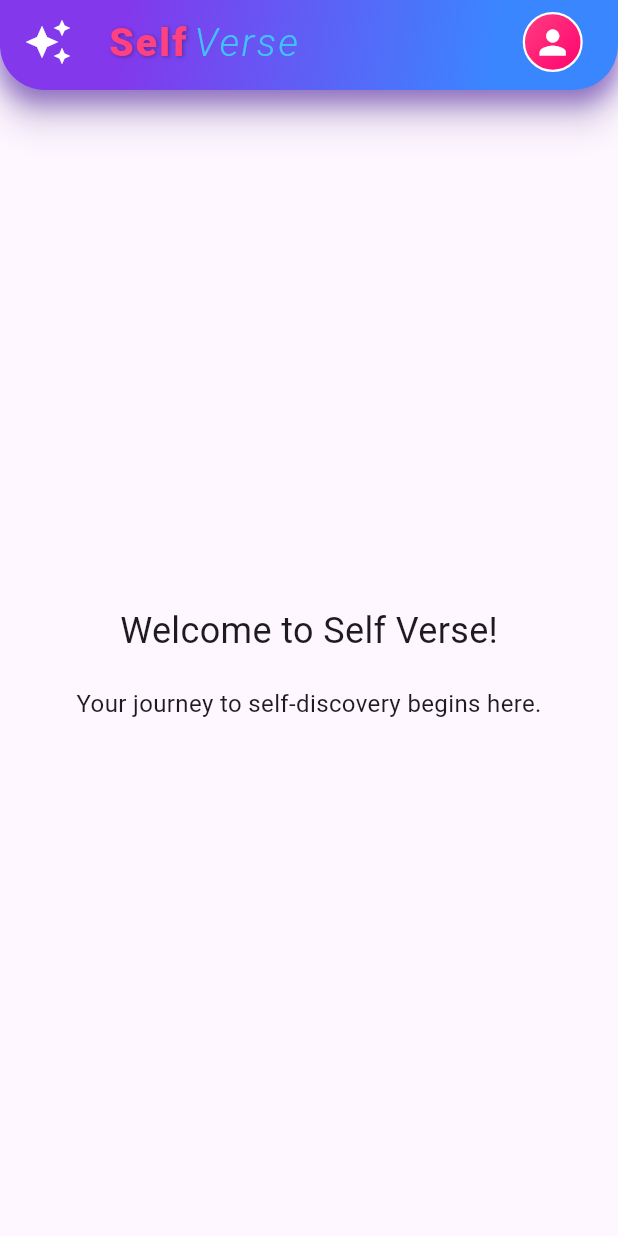
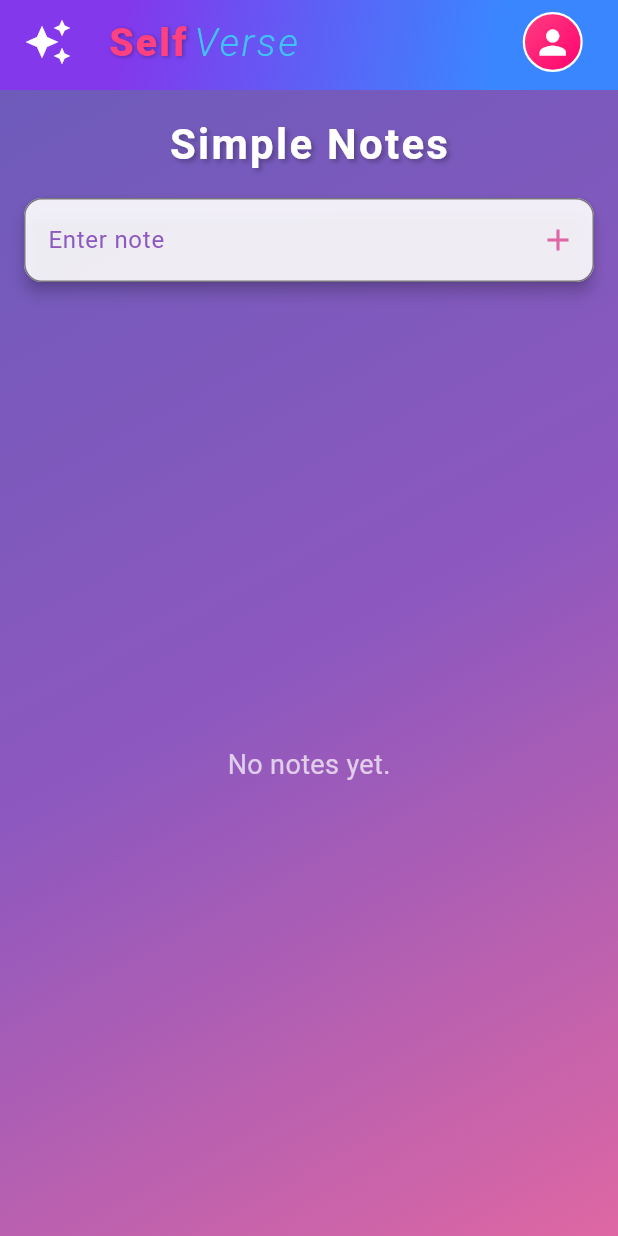
Before and after one commit to Shankar-CSE/self_verse, a Flutter app: the Home screen opened directly, on a phone screen of 412 x 824 dp. Run offline on Flutter 3.47's test engine with Material 3 defaults, Android fonts, the phone set to English and light mode, and no system bars; our stand-ins replace hive, hive_flutter; accounts and stored records are empty; Roboto replaces fonts that are missing (Montserrat, Poppins).

Commit message:
refactor: update HomeAppBar and simplify HomeBody widget;

```diff
--- a/lib/widgets/home/appbar.dart
+++ b/lib/widgets/home/appbar.dart
@@ -9,7 +9,7 @@ class HomeAppBar extends StatelessWidget implements PreferredSizeWidget {
   @override
   Widget build(BuildContext context) {
     return AppBar(
-      elevation :10,
+      elevation :0,
       leading: Padding(
         padding: const EdgeInsets.only(left: 16, right: 8),
         child: Icon(
@@ -68,17 +68,6 @@ class HomeAppBar extends StatelessWidget implements PreferredSizeWidget {
             end: Alignment.bottomRight,
             stops: const [0.2, 0.8],
           ),
-          borderRadius: const BorderRadius.vertical(
-            bottom: Radius.circular(30),
-          ),
-          boxShadow: [
-            BoxShadow(
-              color: Colors.deepPurple.withOpacity(0.5),
-              blurRadius: 12,
-              spreadRadius: 3,
-              offset: const Offset(0, 5),
-            )
-          ],
         ),
       ),
       actions: [
--- a/lib/widgets/home/home_body.dart
+++ b/lib/widgets/home/home_body.dart
@@ -8,22 +8,118 @@ class HomeBody extends StatefulWidget {
 }
 
 class _HomeBodyState extends State<HomeBody> {
+  final List<String> _notes = [];
+  final TextEditingController _controller = TextEditingController();
+
+  void _addNote() {
+    final text = _controller.text.trim();
+    if (text.isNotEmpty) {
+      setState(() {
+        _notes.add(text);
+        _controller.clear();
+      });
+    }
+  }
+
+  void _deleteNote(int index) {
+    setState(() {
+      _notes.removeAt(index);
+    });
+  }
+
   @override
   Widget build(BuildContext context) {
-    return Center(
-      child: Column(
-        mainAxisAlignment: MainAxisAlignment.center,
-        children: const <Widget>[
-          Text(
-            'Welcome to Self Verse!',
-            style: TextStyle(fontSize: 24),
+    return Container(
+      decoration: const BoxDecoration(
+        gradient: LinearGradient(
+          colors: [Color(0xFF6D5BBA), Color(0xFF8D58BF), Color(0xFFDE67A3)],
+          begin: Alignment.topLeft,
+          end: Alignment.bottomRight,
+        ),
+      ),
+      child: Center(
+        child: Padding(
+          padding: const EdgeInsets.all(16.0),
+          child: Column(
+            mainAxisAlignment: MainAxisAlignment.start,
+            children: [
+              const Text(
+                'Simple Notes',
+                style: TextStyle(
+                  fontSize: 28,
+                  fontWeight: FontWeight.bold,
+                  color: Colors.white,
+                  letterSpacing: 1.5,
+                  shadows: [
+                    Shadow(
+                      blurRadius: 4,
+                      color: Colors.black26,
+                      offset: Offset(2, 2),
+                    ),
+                  ],
+                ),
+              ),
+              const SizedBox(height: 16),
+              Material(
+                elevation: 4,
+                borderRadius: BorderRadius.circular(12),
+                color: Colors.white.withOpacity(0.9),
+                child: TextField(
+                  controller: _controller,
+                  decoration: InputDecoration(
+                    labelText: 'Enter note',
+                    labelStyle: const TextStyle(color: Color(0xFF8D58BF)),
+                    border: OutlineInputBorder(
+                      borderRadius: BorderRadius.circular(12),
+                    ),
+                    suffixIcon: IconButton(
+                      icon: const Icon(Icons.add, color: Color(0xFFDE67A3)),
+                      onPressed: _addNote,
+                    ),
+                  ),
+                  onSubmitted: (_) => _addNote(),
+                ),
+              ),
+              const SizedBox(height: 24),
+              Expanded(
+                child: _notes.isEmpty
+                    ? const Center(
+                        child: Text(
+                          'No notes yet.',
+                          style: TextStyle(
+                            color: Colors.white70,
+                            fontSize: 18,
+                          ),
+                        ),
+                      )
+                    : ListView.builder(
+                        itemCount: _notes.length,
+                        itemBuilder: (context, index) => Card(
+                          elevation: 6,
+                          shape: RoundedRectangleBorder(
+                            borderRadius: BorderRadius.circular(14),
+                          ),
+                          color: Colors.white.withOpacity(0.95),
+                          margin: const EdgeInsets.symmetric(vertical: 8),
+                          child: ListTile(
+                            title: Text(
+                              _notes[index],
+                              style: const TextStyle(
+                                color: Color(0xFF6D5BBA),
+                                fontWeight: FontWeight.w600,
+                              ),
+                            ),
+                            trailing: IconButton(
+                              icon: const Icon(Icons.delete, color: Color(0xFFDE67A3)),
+                              onPressed: () => _deleteNote(index),
+                            ),
+                          ),
+                        ),
+                      ),
+              ),
+            ],
           ),
-          SizedBox(height: 20),
-          Text(
-            'Your journey to self-discovery begins here.',
-            style: TextStyle(fontSize: 16),
-          ),
-        ],
+        ),
       ),
     );
   }
```
